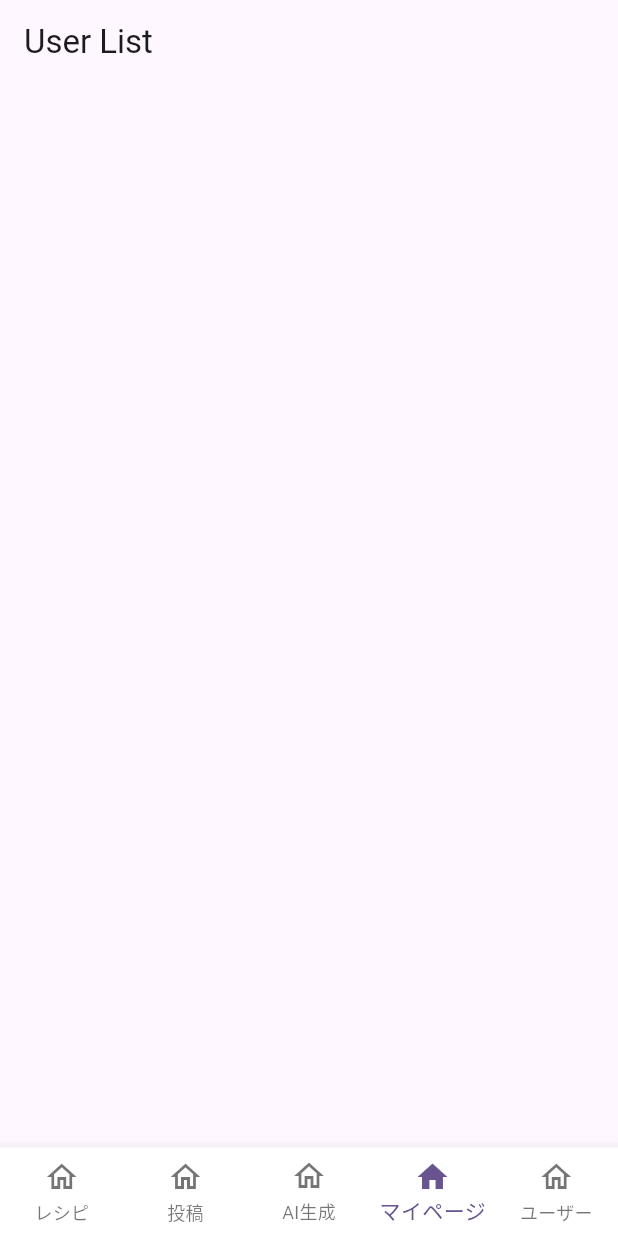
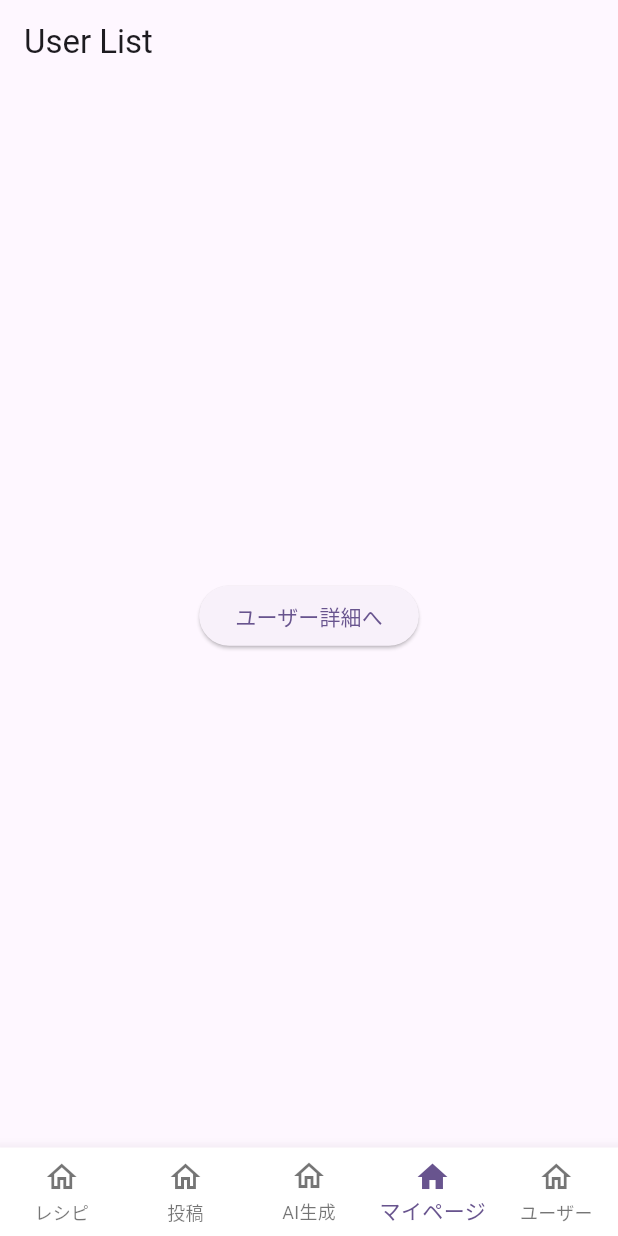
Before and after one commit to shinonome-inc/tokyo-flutter-hackathon-2025-team-PlayGround, a Flutter app: the UserListScreen screen opened by its route, on a phone screen of 412 x 824 dp. Run offline on Flutter 3.47's test engine with Material 3 defaults, Android fonts, the phone set to English and light mode, and no system bars; our stand-ins replace flutter_hooks, flutter_riverpod, go_router, image_picker; missing offline and left inert: amplify_auth_cognito, amplify_flutter.

Commit message:
UserListScreenにユーザー詳細への画面遷移を追加

```diff
--- a/app/lib/screens/user_list/user_list_screen.dart
+++ b/app/lib/screens/user_list/user_list_screen.dart
@@ -1,5 +1,7 @@
+import 'package:app/enums/app_page.dart';
 import 'package:flutter/material.dart';
 import 'package:flutter_riverpod/flutter_riverpod.dart';
+import 'package:go_router/go_router.dart';
 
 class UserListScreen extends ConsumerStatefulWidget {
   const UserListScreen({super.key});
@@ -9,8 +11,22 @@ class UserListScreen extends ConsumerStatefulWidget {
 }
 
 class _UserListScreenState extends ConsumerState<UserListScreen> {
+  void _onTapUser() {
+    context.go(AppPage.userDetail.path);
+  }
+
   @override
   Widget build(BuildContext context) {
-    return Scaffold(appBar: AppBar(title: const Text('User List')));
+    return Scaffold(
+      appBar: AppBar(title: const Text('User List')),
+      body: Center(
+        child: Column(
+          mainAxisAlignment: MainAxisAlignment.center,
+          children: [
+            ElevatedButton(onPressed: _onTapUser, child: const Text('ユーザー詳細へ')),
+          ],
+        ),
+      ),
+    );
   }
 }
```
